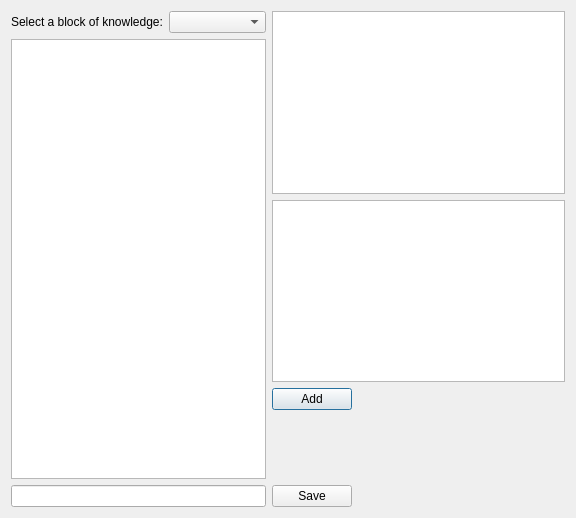
Old version of the form ExylorQt/Gui/iftab.ui in the repository Stas777/Exsylor.
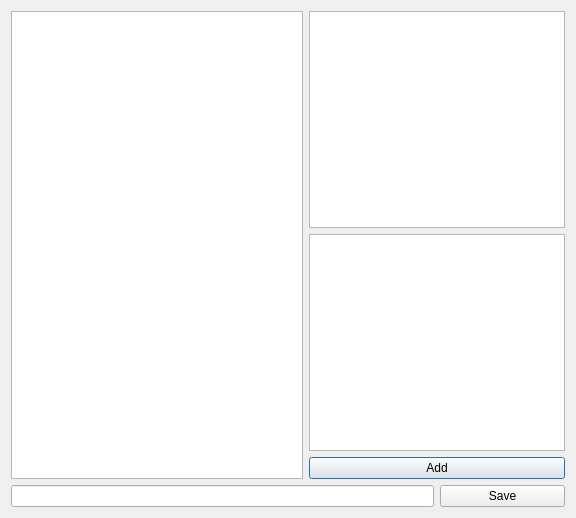
New version of the form.

Commit message:
Added changes for if/then tabs in knowledge dialogue
Added changes for if/then tabs in knowledge dialogue

```diff
--- a/ExylorQt/Gui/iftab.ui
+++ b/ExylorQt/Gui/iftab.ui
@@ -13,89 +13,32 @@
   <property name="windowTitle">
    <string>Dialog</string>
   </property>
-  <layout class="QHBoxLayout" name="horizontalLayout">
-   <item>
     <layout class="QGridLayout" name="gridLayout">
-     <item row="1" column="0" colspan="2">
+   <item row="0" column="0" rowspan="3">
       <widget class="QTreeView" name="treeView"/>
      </item>
-     <item row="0" column="0">
-      <widget class="QLabel" name="label">
-       <property name="text">
-        <string>Select a block of knowledge:</string>
-       </property>
-      </widget>
-     </item>
-     <item row="2" column="0" colspan="2">
-      <widget class="QLineEdit" name="lineEdit"/>
-     </item>
-     <item row="0" column="1">
-      <widget class="QComboBox" name="comboBox"/>
-     </item>
-    </layout>
-   </item>
-   <item>
-    <layout class="QGridLayout" name="gridLayout_2">
-     <item row="1" column="0" colspan="2">
+   <item row="0" column="1" colspan="2">
+    <widget class="QTableWidget" name="tableWidget"/>
+   </item>
+   <item row="1" column="1" colspan="2">
       <widget class="QTextEdit" name="textEdit"/>
      </item>
-     <item row="2" column="0">
+   <item row="2" column="1" colspan="2">
       <widget class="QPushButton" name="addButton">
        <property name="text">
         <string>Add</string>
        </property>
       </widget>
      </item>
-     <item row="2" column="1">
-      <spacer name="horizontalSpacer">
-       <property name="orientation">
-        <enum>Qt::Horizontal</enum>
-       </property>
-       <property name="sizeHint" stdset="0">
-        <size>
-         <width>208</width>
-         <height>20</height>
-        </size>
-       </property>
-      </spacer>
-     </item>
-     <item row="3" column="0">
-      <spacer name="verticalSpacer">
-       <property name="orientation">
-        <enum>Qt::Vertical</enum>
-       </property>
-       <property name="sizeHint" stdset="0">
-        <size>
-         <width>20</width>
-         <height>78</height>
-        </size>
-       </property>
-      </spacer>
-     </item>
-     <item row="4" column="0">
+   <item row="3" column="0" colspan="2">
+    <widget class="QLineEdit" name="lineEdit"/>
+   </item>
+   <item row="3" column="2">
       <widget class="QPushButton" name="saveButton">
        <property name="text">
         <string>Save</string>
        </property>
       </widget>
-     </item>
-     <item row="4" column="1">
-      <spacer name="horizontalSpacer_2">
-       <property name="orientation">
-        <enum>Qt::Horizontal</enum>
-       </property>
-       <property name="sizeHint" stdset="0">
-        <size>
-         <width>208</width>
-         <height>20</height>
-        </size>
-       </property>
-      </spacer>
-     </item>
-     <item row="0" column="0" colspan="2">
-      <widget class="QTableWidget" name="tableWidget"/>
-     </item>
-    </layout>
    </item>
   </layout>
  </widget>
```
Lines whose indentation alone changed are shown as unchanged. The commit also changes 1 other file.
